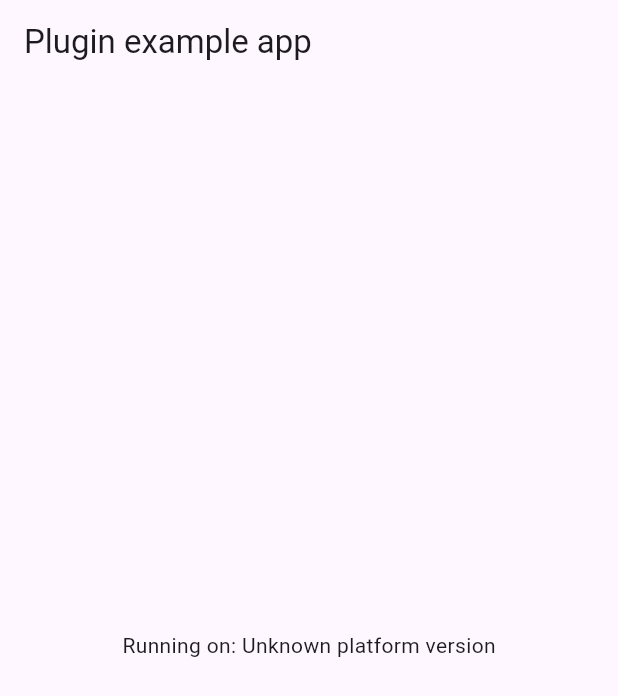
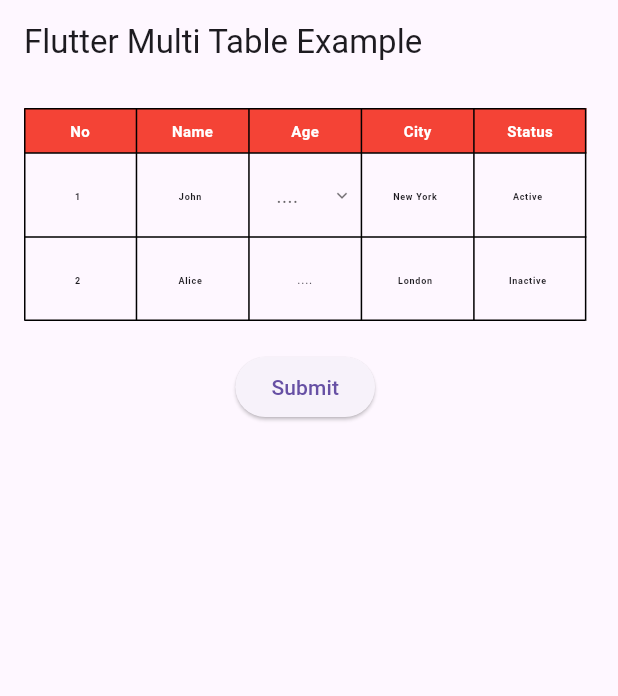
Before and after one commit to adampermana/flutter_multi_table, a Flutter app: the screen it shows after launch, on a phone screen of 412 x 824 dp. Shown: the top 696 px of the screen. Run offline on Flutter 3.47's test engine with Material 3 defaults, Android fonts, the phone set to English and light mode, and no system bars; our stand-ins replace plugin_platform_interface.

Commit message:
feat: release version: 0.0.1

```diff
--- a/example/lib/main.dart
+++ b/example/lib/main.dart
@@ -1,63 +1,171 @@
+// File: example/lib/main.dart
+
 import 'package:flutter/material.dart';
-import 'dart:async';
-
-import 'package:flutter/services.dart';
 import 'package:flutter_multi_table/flutter_multi_table.dart';
 
 void main() {
   runApp(const MyApp());
 }
 
-class MyApp extends StatefulWidget {
+class MyApp extends StatelessWidget {
   const MyApp({super.key});
-
-  @override
-  State<MyApp> createState() => _MyAppState();
-}
-
-class _MyAppState extends State<MyApp> {
-  String _platformVersion = 'Unknown';
-  final _flutterMultiTablePlugin = FlutterMultiTable();
-
-  @override
-  void initState() {
-    super.initState();
-    initPlatformState();
-  }
-
-  // Platform messages are asynchronous, so we initialize in an async method.
-  Future<void> initPlatformState() async {
-    String platformVersion;
-    // Platform messages may fail, so we use a try/catch PlatformException.
-    // We also handle the message potentially returning null.
-    try {
-      platformVersion =
-          await _flutterMultiTablePlugin.getPlatformVersion() ?? 'Unknown platform version';
-    } on PlatformException {
-      platformVersion = 'Failed to get platform version.';
-    }
-
-    // If the widget was removed from the tree while the asynchronous platform
-    // message was in flight, we want to discard the reply rather than calling
-    // setState to update our non-existent appearance.
-    if (!mounted) return;
-
-    setState(() {
-      _platformVersion = platformVersion;
-    });
-  }
 
   @override
   Widget build(BuildContext context) {
     return MaterialApp(
       home: Scaffold(
-        appBar: AppBar(
-          title: const Text('Plugin example app'),
-        ),
-        body: Center(
-          child: Text('Running on: $_platformVersion\n'),
-        ),
+        appBar: AppBar(title: const Text('Flutter Multi Table Example')),
+        body: const MyHomePage(),
       ),
     );
   }
 }
+
+class MyHomePage extends StatefulWidget {
+  const MyHomePage({super.key});
+
+  @override
+  _MyHomePageState createState() => _MyHomePageState();
+}
+
+class _MyHomePageState extends State<MyHomePage> {
+  late FlutterMultiTableController _controller;
+  late FlutterMultiTableConfig _config;
+
+  @override
+  void initState() {
+    super.initState();
+    List<String> headers = [
+      'No',
+      'Name',
+      'Age',
+      'City',
+      'Status',
+    ];
+    List<Map<String, String>> initialData = [
+      {
+        'No': '1',
+        'Name': 'John',
+        'Age': '',
+        'City': 'New York',
+        'Status': 'Active',
+      },
+      {
+        'No': '2',
+        'Name': 'Alice',
+        'Age': '',
+        'City': 'London',
+        'Status': 'Inactive',
+      },
+    ];
+
+    _controller = FlutterMultiTableController(
+      initialData: initialData,
+      headers: headers,
+    );
+  }
+
+  @override
+  void didChangeDependencies() {
+    super.didChangeDependencies();
+
+    List<String> headers = [
+      'No',
+      'Name',
+      'Age',
+      'City',
+      'Status',
+    ];
+
+    // Inisialisasi _config setelah konteks telah tersedia
+    _config = FlutterMultiTableConfig(
+      headers: headers,
+      hint: '....',
+      validator: (row, column, value) {
+        if (column == 2 && (value.isEmpty)) {
+          return 'Data wajib diisi'; // Kolom 3 ('Hasil') harus diisi
+        }
+
+        // Validasi default untuk kolom lain jika diperlukan
+        return null; // Tidak ada pesan error jika validasi lolos
+      },
+      dropdownValidator: (row, column, value) {
+        if (column == 2 && (value == null || value.isEmpty)) {
+          return 'Data wajib diisi'; // Wajib
+        }
+        // Add more validation logic as needed
+        return null; // Return null if the value is valid
+      },
+      headerTextStyle: const TextStyle(
+        fontSize: 10,
+        color: Colors.white,
+        fontWeight: FontWeight.w700,
+      ),
+      errorTextStyle: const TextStyle(fontSize: 8, color: Colors.red),
+      cellTextStyle: const TextStyle(
+        fontSize: 6,
+        fontWeight: FontWeight.w600,
+      ),
+      cellWidth: MediaQuery.of(context).size.width * 0.182,
+      cellHeight: MediaQuery.of(context).size.height * 0.04,
+      hintTextStyle: const TextStyle(
+        fontSize: 8,
+        fontWeight: FontWeight.w400,
+      ),
+      isReadOnly: (row, column) {
+        if (column == 0 || column == 1 || column == 3 || column == 4) {
+          return true;
+        }
+        return false;
+      },
+      isDropdown: (row, column) {
+        // Define conditions when the dropdown should be used
+
+        // Range Column 0-5
+        // for portraits maximum 5 tables
+        // Define conditions when the dropdown should be used
+        if (column == 2 && (row != 1 && row != 13)) {
+          return true;
+        }
+        return false;
+      },
+      dropdownOptions: ['New York', 'London', 'Tokyo', 'Paris'],
+      onChanged: (row, column, value) {
+        debugPrint('Changed: Row $row, Column $column, Value: $value');
+        // List<Map<String, String>> updatedTableData = List.from(state.tableData);
+
+        // while (row >= updatedTableData.length) {
+        //   updatedTableData.add({for (var header in state.headers) header: ''});
+        // }
+
+        // updatedTableData[row][state.headers[column]] = value;
+        // context
+        //     .read<VehicleReportBloc>()
+        //     .add(VehicleReportEvent.tableChanged(updatedTableData));
+      },
+    );
+  }
+
+  @override
+  void dispose() {
+    _controller.dispose();
+    super.dispose();
+  }
+
+  @override
+  Widget build(BuildContext context) {
+    return Padding(
+      padding: const EdgeInsets.all(16.0),
+      child: Column(
+        children: [
+          FlutterMultiTable(
+            controller: _controller,
+            config: _config,
+          ),
+          const SizedBox(height: 20),
+          ElevatedButton(onPressed: () {}, child: const Text('Submit'))
+        ],
+      ),
+    );
+  }
+}
--- a/lib/flutter_multi_table.dart
+++ b/lib/flutter_multi_table.dart
@@ -1,14 +1,6 @@
-// You have generated a new plugin project without specifying the `--platforms`
-// flag. A plugin project with no platform support was generated. To add a
-// platform, run `flutter create -t plugin --platforms <platforms> .` under the
-// same directory. You can also find a detailed instruction on how to add
-// platforms in the `pubspec.yaml` at
-// https://flutter.dev/docs/development/packages-and-plugins/developing-packages#plugin-platforms.
+library flutter_multi_table;
 
-import 'flutter_multi_table_platform_interface.dart';
-
-class FlutterMultiTable {
-  Future<String?> getPlatformVersion() {
-    return FlutterMultiTablePlatform.instance.getPlatformVersion();
-  }
-}
+// ===========Export Library =========
+export 'src/controller/flutter_multi_table_controller.dart';
+export 'src/model/flutter_multi_table_model.dart';
+export 'src/widget/flutter_multi_table_widget.dart';
--- /dev/null
+++ b/lib/src/controller/flutter_multi_table_controller.dart
@@ -0,0 +1,47 @@
+// File: lib/src/flutter_multi_table_controller.dart
+
+import 'package:flutter/material.dart';
+
+class FlutterMultiTableController {
+  List<Map<String, TextEditingController>> tableData;
+  final Map<String, String?> _dropdownErrors = {};
+
+  FlutterMultiTableController(
+      {required List<Map<String, String>> initialData,
+      required List<String> headers})
+      : tableData = initialData.map((row) {
+          return {
+            for (String header in headers)
+              header: TextEditingController(text: row[header] ?? '')
+          };
+        }).toList();
+
+  void updateCell(int row, int column, String value) {
+    if (row < tableData.length && column < tableData[row].length) {
+      tableData[row].values.elementAt(column).text = value;
+    }
+  }
+
+  String? getCellValue(int row, int column) {
+    if (row < tableData.length && column < tableData[row].length) {
+      return tableData[row].values.elementAt(column).text;
+    }
+    return null;
+  }
+
+  void setDropdownError(int row, int column, String? error) {
+    _dropdownErrors['$row-$column'] = error;
+  }
+
+  String? getDropdownError(int row, int column) {
+    return _dropdownErrors['$row-$column'];
+  }
+
+  void dispose() {
+    for (var row in tableData) {
+      for (var controller in row.values) {
+        controller.dispose();
+      }
+    }
+  }
+}
--- /dev/null
+++ b/lib/src/model/flutter_multi_table_model.dart
@@ -0,0 +1,39 @@
+import 'package:flutter/material.dart';
+
+class FlutterMultiTableConfig {
+  final List<String> headers;
+  final String hint;
+  final bool Function(int row, int column)? isReadOnly;
+  final bool Function(int row, int column)? isDropdown;
+  final List<String>? dropdownOptions;
+  final void Function(int row, int column, String value)? onChanged;
+  final String? Function(int row, int column, String value)? validator;
+  final String? Function(int row, int column, String? value)? dropdownValidator;
+  final TextStyle? headerTextStyle;
+  final Color? headerBoxColor;
+  final TextStyle? cellTextStyle;
+  final TextStyle? hintTextStyle;
+  final TextStyle? errorTextStyle;
+  final TextInputType? textInputType;
+  final double? cellHeight;
+  final double? cellWidth;
+
+  FlutterMultiTableConfig({
+    required this.headers,
+    this.hint = "",
+    this.isReadOnly,
+    this.isDropdown,
+    this.dropdownOptions,
+    this.onChanged,
+    this.validator,
+    this.dropdownValidator,
+    this.headerTextStyle,
+    this.headerBoxColor,
+    this.cellTextStyle,
+    this.hintTextStyle,
+    this.errorTextStyle,
+    this.textInputType,
+    this.cellHeight,
+    this.cellWidth,
+  });
+}
--- /dev/null
+++ b/lib/src/widget/flutter_multi_table_widget.dart
@@ -0,0 +1,199 @@
+import 'package:flutter/material.dart';
+import 'package:flutter_multi_table/flutter_multi_table.dart';
+
+class FlutterMultiTable extends StatefulWidget {
+  final FlutterMultiTableController controller;
+  final FlutterMultiTableConfig config;
+
+  const FlutterMultiTable({
+    Key? key,
+    required this.controller,
+    required this.config,
+  }) : super(key: key);
+
+  @override
+  _FlutterMultiTableState createState() => _FlutterMultiTableState();
+}
+
+class _FlutterMultiTableState extends State<FlutterMultiTable> {
+  @override
+  Widget build(BuildContext context) {
+    return Table(
+      border: TableBorder.all(),
+      columnWidths: {
+        for (int i = 0; i < widget.config.headers.length; i++)
+          i: widget.config.cellWidth != null
+              ? FixedColumnWidth(widget.config.cellWidth!)
+              : const FlexColumnWidth(),
+      },
+      children: [
+        TableRow(
+          decoration: const BoxDecoration(
+            color: Colors.red,
+            shape: BoxShape.rectangle,
+          ),
+          children: widget.config.headers
+              .map((header) => _buildHeaderCell(header))
+              .toList(),
+        ),
+        ...widget.controller.tableData.asMap().entries.map((entry) {
+          int rowIndex = entry.key;
+          Map<String, TextEditingController> row = entry.value;
+          return TableRow(
+            children: row.entries.map((cellEntry) {
+              int columnIndex = widget.config.headers.indexOf(cellEntry.key);
+              return _buildEditableCell(rowIndex, columnIndex, cellEntry.value);
+            }).toList(),
+          );
+        }),
+      ],
+    );
+  }
+
+  Widget _buildHeaderCell(String text) {
+    return Padding(
+      padding: const EdgeInsets.all(8.0),
+      child: Container(
+        alignment: Alignment.center,
+        child: Text(
+          text,
+          textAlign: TextAlign.center,
+          style: widget.config.headerTextStyle ??
+              const TextStyle(color: Colors.white, fontWeight: FontWeight.bold),
+        ),
+      ),
+    );
+  }
+
+  Widget _buildEditableCell(
+      int row, int column, TextEditingController controller) {
+    bool isReadOnly = widget.config.isReadOnly?.call(row, column) ?? false;
+    bool isDropdown = widget.config.isDropdown?.call(row, column) ?? false;
+
+    if (isDropdown) {
+      return _buildDropdownCell(row, column, controller, isReadOnly);
+    } else {
+      return _buildTextFieldCell(row, column, controller, isReadOnly);
+    }
+  }
+
+  Widget _buildDropdownCell(
+      int row, int column, TextEditingController controller, bool isReadOnly) {
+    return SingleChildScrollView(
+      child: Padding(
+        padding: const EdgeInsets.symmetric(vertical: 4.0, horizontal: 1.0),
+        child: Column(
+          children: [
+            DropdownButtonFormField<String>(
+              style: const TextStyle(color: Colors.black),
+              alignment: Alignment.center,
+              icon: const Icon(
+                Icons.keyboard_arrow_down_outlined,
+                size: 14,
+                color: Colors.black54,
+              ),
+              isExpanded: true,
+              value: controller.text.isNotEmpty ? controller.text : null,
+              hint: Text(
+                widget.config.hint,
+                textAlign: TextAlign.center,
+              ),
+              onChanged: isReadOnly
+                  ? null
+                  : (value) {
+                      setState(() {
+                        controller.text = value!;
+                        widget.config.onChanged?.call(row, column, value);
+                        String? error = widget.config.dropdownValidator
+                            ?.call(row, column, value);
+                        widget.controller.setDropdownError(row, column, error);
+                      });
+                    },
+              items:
+                  widget.config.dropdownOptions?.map<DropdownMenuItem<String>>(
+                (option) {
+                  return DropdownMenuItem<String>(
+                    alignment: Alignment.center,
+                    value: option,
+                    child: Text(
+                      option,
+                      style: const TextStyle(
+                          fontSize: 7, fontWeight: FontWeight.w400),
+                    ),
+                  );
+                },
+              ).toList(),
+              validator: (value) {
+                if (!isReadOnly) {
+                  return widget.config.dropdownValidator
+                      ?.call(row, column, value);
+                }
+                return null;
+              },
+              decoration: InputDecoration(
+                errorText: widget.controller.getDropdownError(row, column),
+                errorStyle: widget.config.errorTextStyle ??
+                    const TextStyle(color: Colors.red, fontSize: 12),
+                border: InputBorder.none,
+                enabledBorder:
+                    const OutlineInputBorder(borderSide: BorderSide.none),
+                contentPadding: const EdgeInsets.symmetric(vertical: 4.0),
+                focusedBorder: InputBorder.none,
+                errorBorder: InputBorder.none,
+                disabledBorder: InputBorder.none,
+              ),
+            ),
+          ],
+        ),
+      ),
+    );
+  }
+
+  Widget _buildTextFieldCell(
+      int row, int column, TextEditingController controller, bool isReadOnly) {
+    return SingleChildScrollView(
+      child: Padding(
+        padding: const EdgeInsets.symmetric(vertical: 4.0, horizontal: 1.0),
+        child: ConstrainedBox(
+          constraints: BoxConstraints(
+            minHeight: widget.config.cellHeight ?? 40.0,
+            minWidth: widget.config.cellWidth ?? 100.0,
+          ),
+          child: IntrinsicHeight(
+            child: TextFormField(
+              keyboardType: widget.config.textInputType,
+              controller: controller,
+              maxLines: null,
+              decoration: InputDecoration(
+                hintText: widget.config.hint,
+                hintStyle: widget.config.hintTextStyle,
+                border: InputBorder.none,
+                enabledBorder:
+                    const OutlineInputBorder(borderSide: BorderSide.none),
+                focusedBorder: InputBorder.none,
+                errorBorder: InputBorder.none,
+                disabledBorder: InputBorder.none,
+                contentPadding: const EdgeInsets.symmetric(vertical: 4.0),
+                errorStyle: widget.config.errorTextStyle,
+              ),
+              textAlign: TextAlign.center,
+              enableInteractiveSelection: !isReadOnly,
+              readOnly: isReadOnly,
+              style: widget.config.cellTextStyle,
+              onChanged: (value) {
+                widget.config.onChanged?.call(row, column, value);
+              },
+              validator: (value) {
+                if (!isReadOnly) {
+                  return widget.config.validator
+                      ?.call(row, column, value ?? '');
+                }
+                return null;
+              },
+            ),
+          ),
+        ),
+      ),
+    );
+  }
+}
```
Also changed, not shown: example/pubspec.lock, 23 other files.
